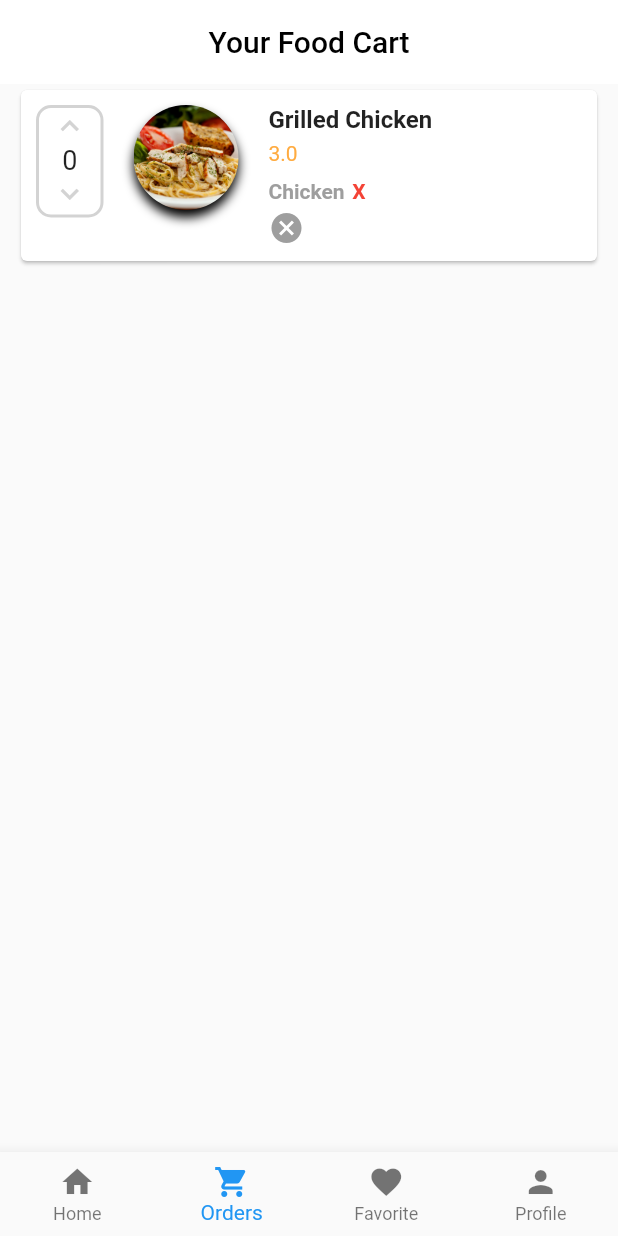
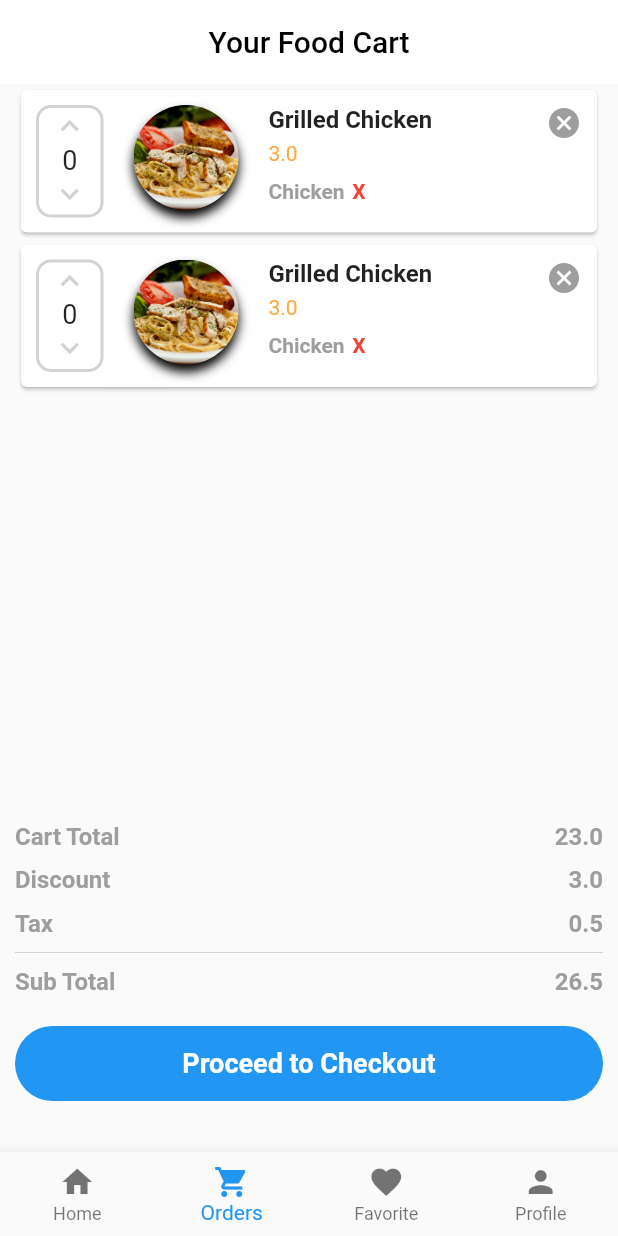
Before and after one commit to MilanGhimire/FoodyNepal, a Flutter app: the screen it shows after launch, item 2 of the bottom bar chosen, on a phone screen of 412 x 824 dp. Run offline on Flutter 3.47's test engine with Material 2 defaults, Android fonts, the light colour scheme and no system bars.

Commit message:
Order page completed.

```diff
--- a/lib/src/pages/order_page.dart
+++ b/lib/src/pages/order_page.dart
@@ -11,12 +11,84 @@ class OrderPage extends StatefulWidget {
 class _OrderPageState extends State<OrderPage> {
   @override
   Widget build(BuildContext context) {
-    return ListView(
-        padding: EdgeInsets.symmetric(horizontal: 10.0),
-        scrollDirection: Axis.vertical,
+    return Scaffold(
+      appBar: AppBar(
+        title: Text("Your Food Cart", style: TextStyle(color: Colors.black),),
+        backgroundColor: Colors.white,
+        centerTitle: true,
+        elevation: 0.0,
+      ),
+      body: ListView(
+          padding: EdgeInsets.symmetric(horizontal: 10.0),
+          scrollDirection: Axis.vertical,
+          children: <Widget>[
+            OrderCard(),
+            OrderCard(),
+          ],
+        ),
+      bottomNavigationBar: _buildTotalContainer(),
+    );
+  }
+
+  Widget _buildTotalContainer() {
+    return Container(
+      height: 220.0,
+      margin: EdgeInsets.only(top: 20.0),
+      padding: EdgeInsets.symmetric(horizontal: 10.0),
+      child: Column(
         children: <Widget>[
-          OrderCard(),
+          Row(
+            mainAxisAlignment: MainAxisAlignment.spaceBetween,
+            children: <Widget>[
+              Text("Cart Total", style: TextStyle(fontSize: 16.0, fontWeight: FontWeight.bold, color: Colors.grey),),
+              Text("23.0", style: TextStyle(fontSize: 16.0, fontWeight: FontWeight.bold, color: Colors.grey),),
+            ],
+          ),
+          SizedBox(height: 10.0,),
+          Row(
+            children: <Widget>[
+              Text("Discount", style: TextStyle(fontSize: 16.0, fontWeight: FontWeight.bold, color: Colors.grey),),
+              Spacer(),
+              Text("3.0", style: TextStyle(fontSize: 16.0, fontWeight: FontWeight.bold, color: Colors.grey),),
+            ],
+          ),
+          SizedBox(height: 10.0,),
+          Row(
+            mainAxisAlignment: MainAxisAlignment.spaceBetween,
+            children: <Widget>[
+              Text("Tax", style: TextStyle(fontSize: 16.0, fontWeight: FontWeight.bold, color: Colors.grey),),
+              Text("0.5", style: TextStyle(fontSize: 16.0, fontWeight: FontWeight.bold, color: Colors.grey),),
+            ],
+          ),
+          Divider(height: 20.0, color: Color(0xFFD3D3D3),),
+          Row(
+            mainAxisAlignment: MainAxisAlignment.spaceBetween,
+            children: <Widget>[
+              Text("Sub Total", style: TextStyle(fontSize: 16.0, fontWeight: FontWeight.bold, color: Colors.grey),),
+              Text("26.5", style: TextStyle(fontSize: 16.0, fontWeight: FontWeight.bold, color: Colors.grey),),
+            ],
+          ),
+          SizedBox(height: 20.0,),
+          Container(
+            width: MediaQuery.of(context).size.width,
+            height: 50.0,
+            decoration: BoxDecoration(
+              color: Colors.blue,
+              borderRadius: BorderRadius.circular(30.0),
+            ),
+            child: Center(
+              child: Text(
+                "Proceed to Checkout",
+                style: TextStyle(
+                  color: Colors.white,
+                  fontWeight: FontWeight.bold,
+                  fontSize: 18.0,
+                ),
+              ),
+            ),
+          ),
         ],
-      );
+      ),
+    );
   }
 }
--- a/lib/src/screens/main_screen.dart
+++ b/lib/src/screens/main_screen.dart
@@ -68,12 +68,6 @@ class _MainScreenState extends State<MainScreen> {
         ],
       ),
       body: currentPage,
-      appBar: currentTabIndex == 1 ? AppBar(
-        title: Text("Your Food Cart", style: TextStyle(color: Colors.black),),
-        backgroundColor: Colors.white,
-        centerTitle: true,
-        elevation: 0.0,
-      ) : null,
     );
   }
 }
--- a/lib/src/widgets/order_card.dart
+++ b/lib/src/widgets/order_card.dart
@@ -111,14 +111,15 @@ class OrderCard extends StatelessWidget {
                     ],
                   ),
                 ),
-                Spacer(),
-                GestureDetector(
-                  onTap: () {},
-                    child: Icon(
+              ],
+            ),
+            Spacer(),
+            GestureDetector(
+                onTap: () {},
+                child: Icon(
                   Icons.cancel,
                   color: Colors.grey,
-                )),
-              ],
+                )
             ),
           ],
         ),
```
